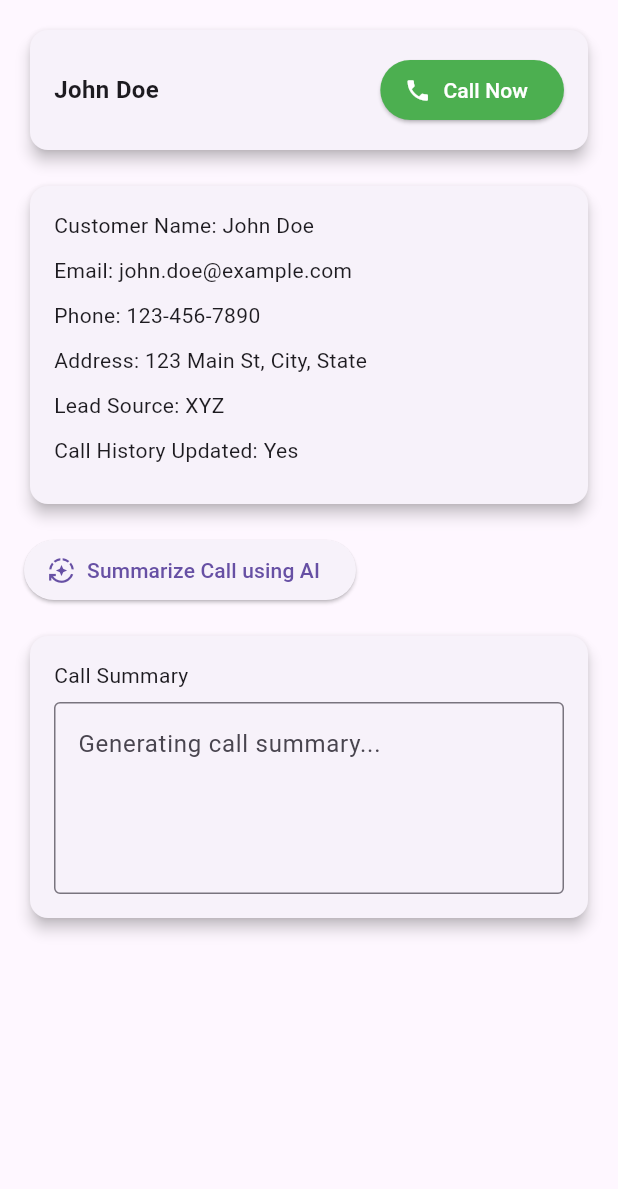
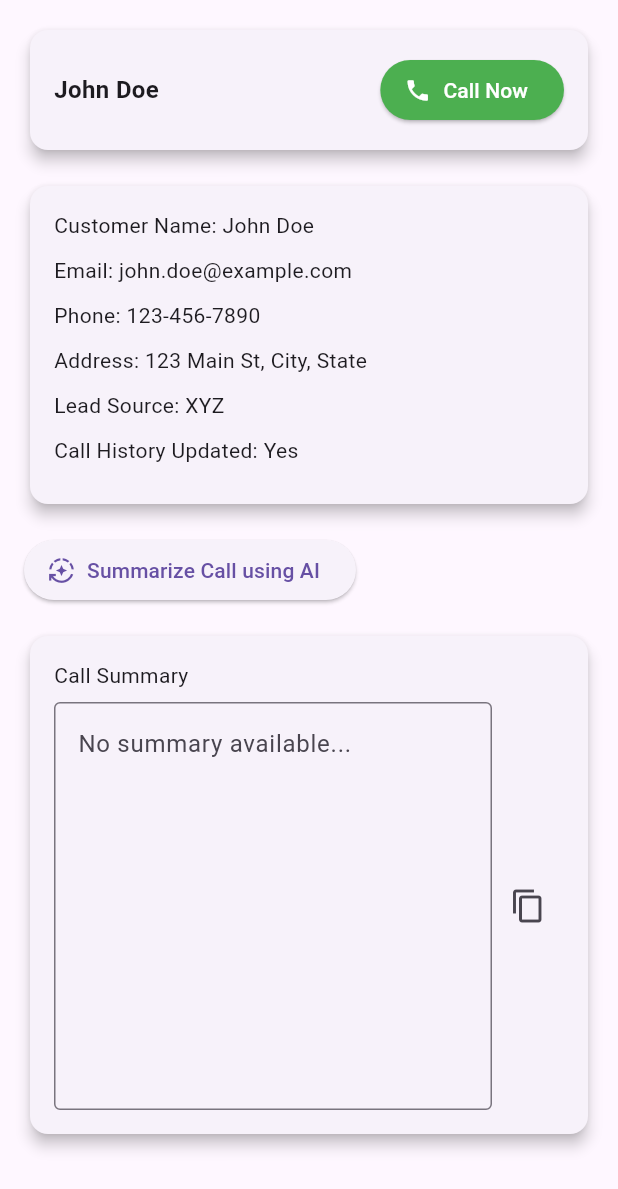
Before and after one commit to santhoshsbyteridge/document_analyser_poc_new, a Flutter app: the CallCustomerPage widget shown alone on an empty page, opened directly with sample values from the repository, on a phone screen of 412 x 824 dp. Shown: the top 1189 px of the screen. Run offline on Flutter 3.47's test engine with Material 3 defaults, Android fonts, the phone set to English and light mode, and no system bars; our stand-ins replace bloc, dartz, dio, equatable, flutter_bloc, freezed_annotation and 2 more; missing offline and left inert: flutter_phone_direct_caller.

Commit message:
ui: fix ui  for text field

```diff
--- a/lib/screens/navBar/customers/call_customer_screen.dart
+++ b/lib/screens/navBar/customers/call_customer_screen.dart
@@ -4,6 +4,7 @@ import 'package:document_analyser_poc_new/models/leads.dart';
 import 'package:document_analyser_poc_new/utils/utils.dart';
 import 'package:flutter/material.dart';
 import 'package:flutter_bloc/flutter_bloc.dart';
+import 'package:flutter/services.dart';
 
 class CallCustomerPage extends StatefulWidget {
   final Leads lead;
@@ -17,6 +18,13 @@ class _CallCustomerPageState extends State<CallCustomerPage> {
   bool _isCalling = false;
   Timer? _callTimer;
   int _elapsedTime = 0;
+  late TextEditingController _callSummaryController;
+
+  @override
+  void initState() {
+    super.initState();
+    _callSummaryController = TextEditingController();
+  }
 
   void _getcallsummary() {
     context.read<CustomerPhoneCallBloc>().add(const GetCallSummary());
@@ -233,36 +241,62 @@ class _CallCustomerPageState extends State<CallCustomerPage> {
               return const Center(
                 child: CircularProgressIndicator(),
               );
-          } else if (state is CallSummaryState) {
-            return Text(state.callSummary);
             } else if (state is ErrorState) {
               return Text(
                 'Error: ${state.error.errorMessage}',
                 style: const TextStyle(color: Colors.red),
               );
             } else {
-            return const Card(
+              if (state is CallSummaryState) {
+                _callSummaryController.text = state.callSummary;
+              }
+              return Card(
                 elevation: 4,
                 child: Padding(
-                padding: EdgeInsets.all(16.0),
+                  padding: const EdgeInsets.all(16.0),
                   child: Column(
                     crossAxisAlignment: CrossAxisAlignment.start,
                     children: [
-                    Text("Call Summary"),
-                    SizedBox(height: 8.0),
-                    TextField(
-                      maxLines: 4,
+                      const Text("Call Summary"),
+                      const SizedBox(height: 8.0),
+                      Row(
+                        children: [
+                          Expanded(
+                            child: TextField(
+                              controller: _callSummaryController,
+                              maxLines: 10,
                               decoration: InputDecoration(
-                        hintText: 'Generating call summary...',
-                        border: OutlineInputBorder(),
+                                hintText: (state is CallSummaryState)
+                                    ? 'Call summary generated.'
+                                    : 'No summary available...',
+                                border: const OutlineInputBorder(),
                               ),
+                            ),
+                          ),
+                          IconButton(
+                            icon: const Icon(Icons.copy),
+                            onPressed: () {
+                              Clipboard.setData(
+                                ClipboardData(
+                                    text: _callSummaryController.text),
+                              );
+                              ScaffoldMessenger.of(context).showSnackBar(
+                                const SnackBar(
+                                  content: Text('Copied to clipboard!'),
+                                ),
+                              );
+                            },
+                            tooltip: 'Copy to clipboard',
+                          ),
+                        ],
                       ),
                     ],
                   ),
                 ),
               );
             }
-        }),
+          },
+        ),
       ],
     );
   }
```
Lines whose indentation alone changed are shown as unchanged.
